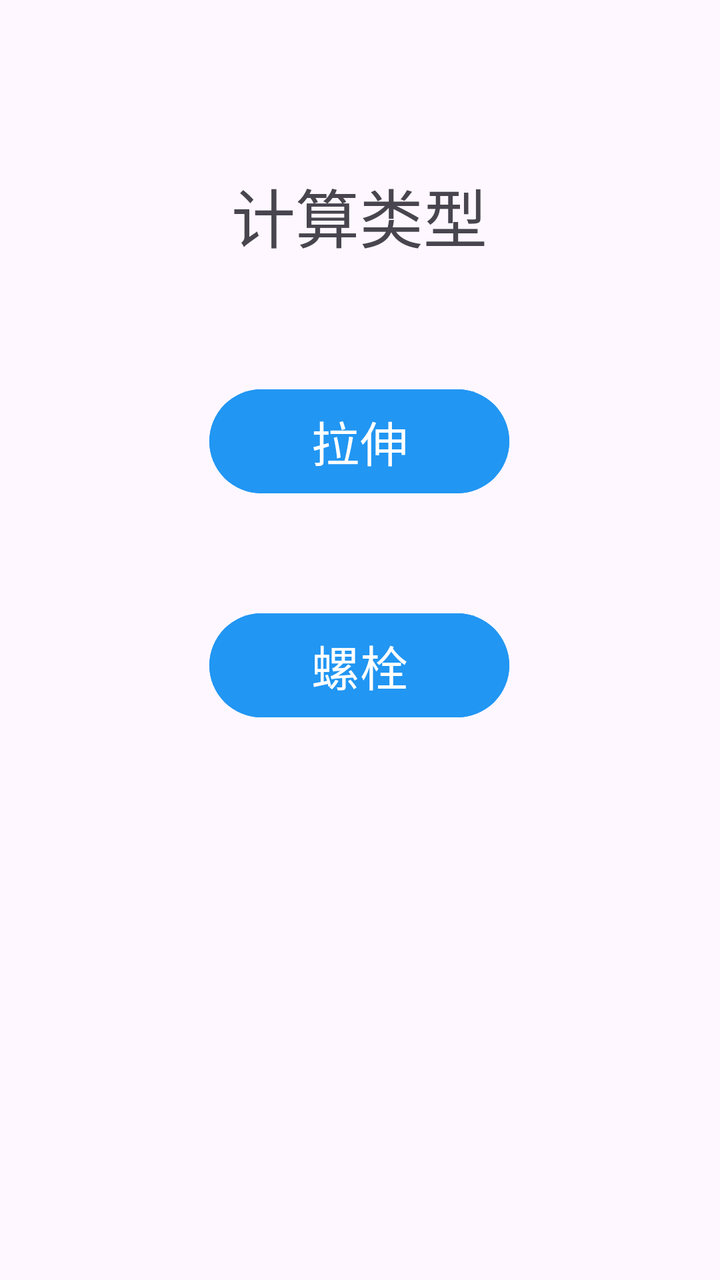
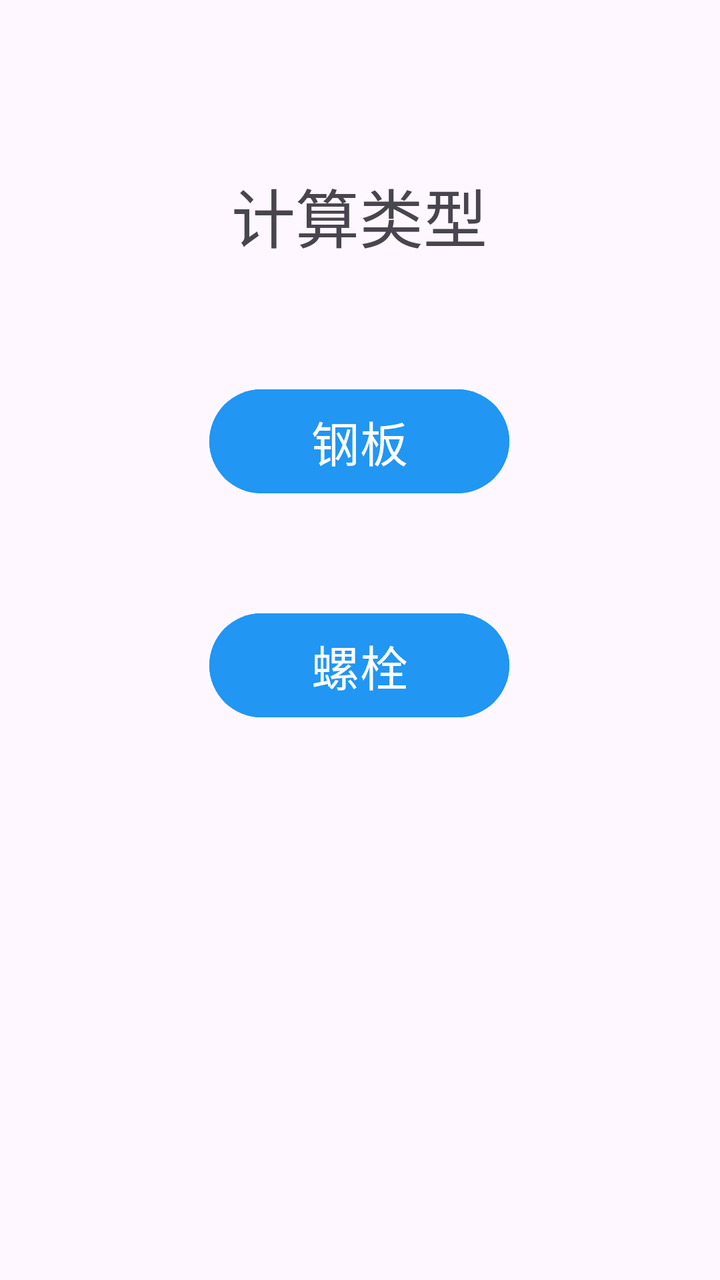

Two renders of the same Android screen: before a commit and after it. Below are the layout's source before the change and the commit's diff.
<!-- AndroidManifest.xml: application theme Theme.SZ_T -->
<!-- res/layout/activity_the_second_main.xml -->
<?xml version="1.0" encoding="utf-8"?>
<androidx.constraintlayout.widget.ConstraintLayout xmlns:android="http://schemas.android.com/apk/res/android"
    xmlns:app="http://schemas.android.com/apk/res-auto"
    xmlns:tools="http://schemas.android.com/tools"
    android:layout_width="match_parent"
    android:layout_height="match_parent"
    tools:context=".TheSecondMain">

    <TextView
        android:id="@+id/textView"
        android:layout_width="wrap_content"
        android:layout_height="wrap_content"
        android:layout_marginTop="84dp"
        android:text="计算类型"
        android:textSize="32sp"
        app:layout_constraintEnd_toEndOf="parent"
        app:layout_constraintHorizontal_bias="0.498"
        app:layout_constraintStart_toStartOf="parent"
        app:layout_constraintTop_toTopOf="parent" />

    <Button
        android:id="@+id/btn_lashen"
        android:layout_width="150dp"
        android:layout_height="60dp"
        android:layout_marginTop="60dp"
        android:backgroundTint="#2196F3"
        android:text="拉伸"
        android:textSize="24sp"
        app:layout_constraintEnd_toEndOf="parent"
        app:layout_constraintHorizontal_bias="0.498"
        app:layout_constraintStart_toStartOf="parent"
        app:layout_constraintTop_toBottomOf="@+id/textView" />

    <Button
        android:id="@+id/button_LSView"
        android:layout_width="150dp"
        android:layout_height="60dp"
        android:layout_marginTop="52dp"
        android:backgroundTint="#2196F3"
        android:text="螺栓"
        android:textSize="24sp"
        app:layout_constraintEnd_toEndOf="parent"
        app:layout_constraintHorizontal_bias="0.498"
        app:layout_constraintStart_toStartOf="parent"
        app:layout_constraintTop_toBottomOf="@+id/btn_lashen" />

</androidx.constraintlayout.widget.ConstraintLayout>
<!-- resources referenced by this layout -->
<resources>
  <style name="Theme.SZ_T" parent="Base.Theme.SZ_T" />
  <style name="Base.Theme.SZ_T" parent="Theme.Material3.DayNight.NoActionBar">
          
          
          <item name="colorPrimaryDark">@color/colorPrimaryDark</item>
      </style>
  <color name="colorPrimaryDark">#1781FF</color>
</resources>

<!-- the commit's change to res/layout/activity_the_second_main.xml (unified diff, before → after) -->
@@ -24,7 +24,7 @@
         android:layout_height="60dp"
         android:layout_marginTop="60dp"
         android:backgroundTint="#2196F3"
-        android:text="拉伸"
+        android:text="钢板"
         android:textSize="24sp"
         app:layout_constraintEnd_toEndOf="parent"
         app:layout_constraintHorizontal_bias="0.498"
